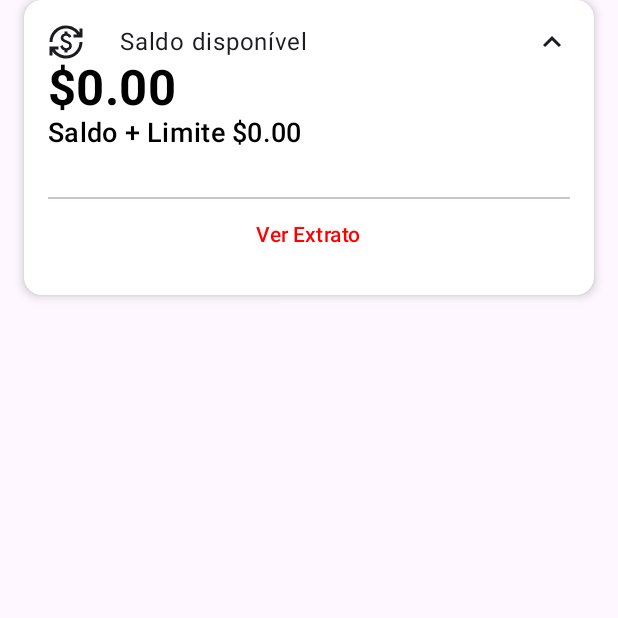
After one commit to erikAntunes/SantanderWeekComposeApp, an Android app built with Jetpack Compose: the composable BalanceCard shown on its own in the app's theme, on a phone screen of 412 x 824 dp, the top half of it. The commit adds this screen. Run offline under Robolectric (Android 15) with nearby library versions, the phone set to English and light mode, and no system bars.

Commit message:
criando BalanceCard

```diff
--- /dev/null
+++ b/app/src/main/java/dio/me/presentation/components/BalanceCard.kt
@@ -0,0 +1,110 @@
+package dio.me.presentation.components
+
+import androidx.compose.foundation.layout.Arrangement
+import androidx.compose.foundation.layout.Column
+import androidx.compose.foundation.layout.Row
+import androidx.compose.foundation.layout.fillMaxWidth
+import androidx.compose.foundation.layout.padding
+import androidx.compose.material.icons.Icons
+import androidx.compose.material.icons.filled.CurrencyExchange
+import androidx.compose.material.icons.filled.ExpandLess
+import androidx.compose.material3.Divider
+import androidx.compose.material3.Icon
+import androidx.compose.material3.Text
+import androidx.compose.material3.TextButton
+import androidx.compose.runtime.Composable
+import androidx.compose.ui.Alignment
+import androidx.compose.ui.Modifier
+import androidx.compose.ui.graphics.Color
+import androidx.compose.ui.text.TextStyle
+import androidx.compose.ui.text.font.FontWeight
+import androidx.compose.ui.tooling.preview.Preview
+import androidx.compose.ui.unit.sp
+import dio.me.extensions.formatCurrency
+import dio.me.presentation.theme.SantanderDevWeekTheme
+import dio.me.presentation.theme.Spacing_2
+import dio.me.presentation.theme.Spacing_3
+import dio.me.presentation.theme.Spacing_4
+
+
+@Composable
+fun BalanceCard(
+    modifier: Modifier = Modifier,
+    balance: Double = 0.0,
+    limit: Double = 0.0
+) {
+    AppCard(
+        modifier = modifier
+            .fillMaxWidth()
+            .padding(horizontal = Spacing_2)
+    ) {
+        Column(
+            modifier = Modifier
+                .padding(Spacing_2)
+        ) {
+            Row(
+                modifier = Modifier
+                    .fillMaxWidth(),
+                horizontalArrangement = Arrangement.SpaceBetween
+            ) {
+                Row(
+                    modifier = Modifier.fillMaxWidth(0.8f)
+                ) {
+                    Icon(
+                        imageVector = Icons.Filled.CurrencyExchange,
+                        contentDescription = "Currency"
+                    )
+                    Text(
+                        modifier = Modifier.padding(start = Spacing_3),
+                        text = "Saldo disponível"
+                    )
+
+                }
+                Icon(
+                    imageVector = Icons.Filled.ExpandLess,
+                    contentDescription = "ExpandLess"
+                )
+            }
+            Text(
+                text = balance.formatCurrency(),
+                style = TextStyle(
+                    fontSize = 32.4.sp,
+                    fontWeight = FontWeight.W700,
+                    color = Color.Black,
+                    letterSpacing = 0.32.sp,
+                )
+            )
+            Text(
+                text = "Saldo + Limite ${(limit + balance).formatCurrency()}",
+                style = TextStyle(
+                    fontSize = 18.sp,
+                    fontWeight = FontWeight.W600,
+                    color = Color.Black,
+                    letterSpacing = 0.18.sp,
+                )
+            )
+            Divider(
+                modifier = Modifier.padding(top = Spacing_4)
+            )
+            TextButton(
+                modifier = Modifier.align(
+                    Alignment.CenterHorizontally
+                ),
+                onClick = { /*TODO*/ }
+            ) {
+                Text(text = "Ver Extrato")
+            }
+        }
+    }
+}
+
+
+@Preview
+@Composable
+fun BalancePreview() {
+    SantanderDevWeekTheme {
+        AppCard {
+            BalanceCard()
+        }
+    }
+}
```
Also changed, not shown: app/src/main/java/dio/me/presentation/components/Header.kt (+6 -4 lines).
